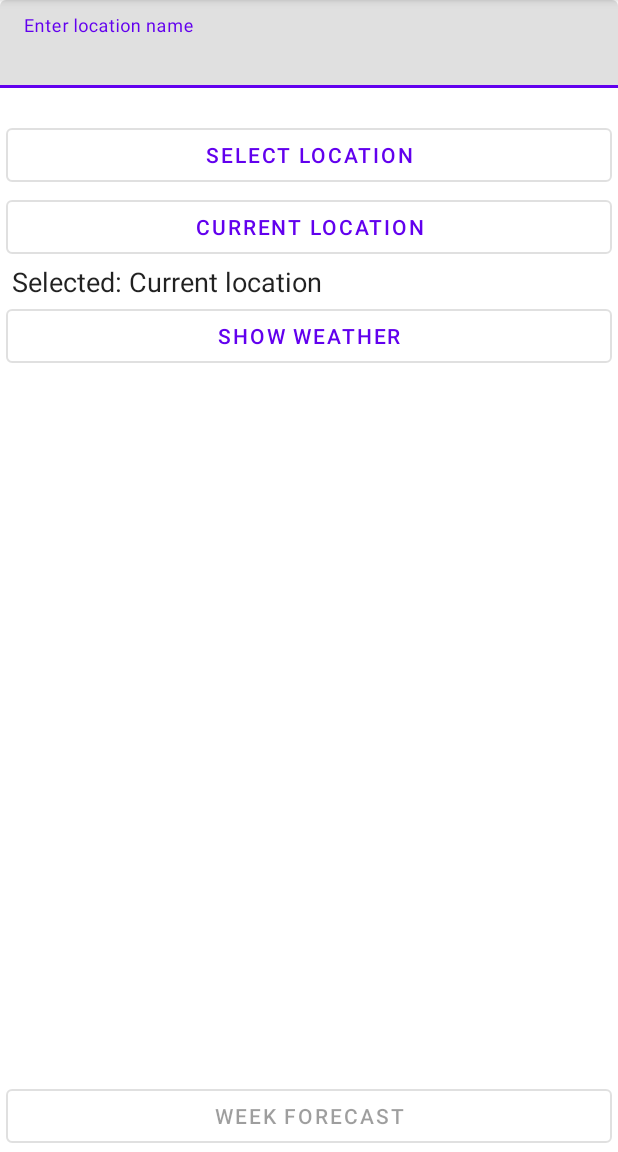
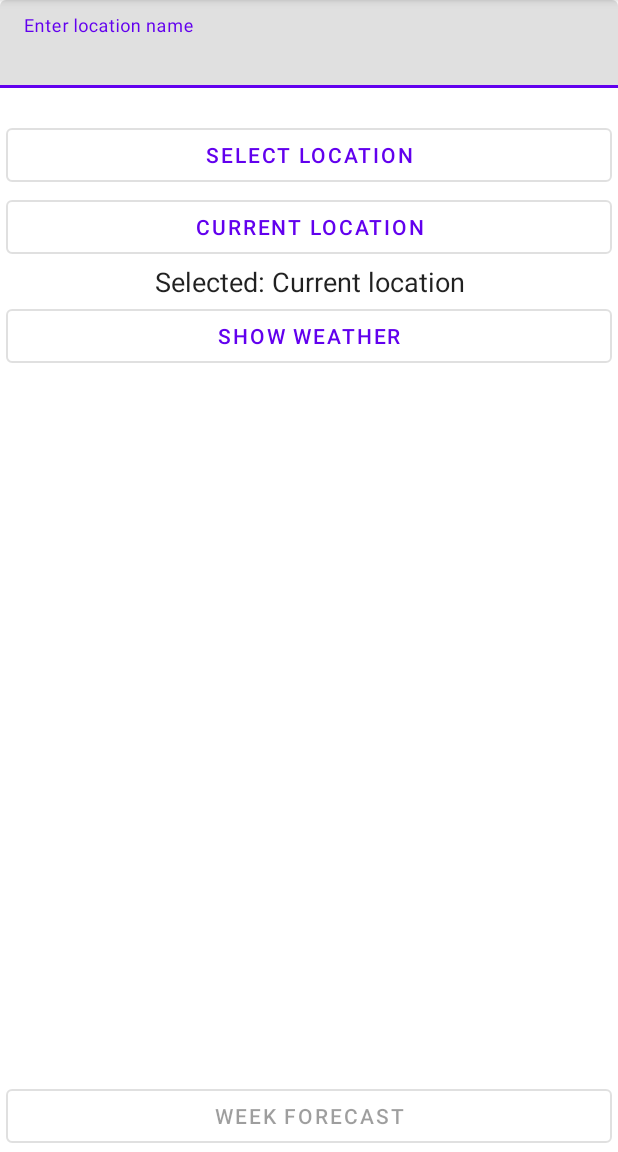
Before and after one commit to sotfheif/weather-forecast-android, an Android app: the screen it shows after launch (MainActivity), on a phone screen of 412 x 824 dp, the part 84-1236 px from its top. Run offline under Robolectric (Android 15) with nearby library versions, the phone set to English and light mode, and no system bars; our stand-ins replace Timber, navigation-ui.

Commit message:
center ui text in some places

```diff
--- a/app/src/main/res/layout-land/fragment_main.xml
+++ b/app/src/main/res/layout-land/fragment_main.xml
@@ -65,6 +65,7 @@
         android:layout_marginStart="4dp" />
 
     <TextView
+        android:gravity="center"
         android:id="@+id/selectedCityTextView"
         android:layout_width="0dp"
         android:layout_height="wrap_content"
@@ -90,6 +91,7 @@
         android:layout_marginStart="4dp" />
 
     <TextView
+        android:gravity="center"
         android:id="@+id/todayForecastTextView"
         android:layout_width="0dp"
         android:layout_height="wrap_content"
--- a/app/src/main/res/layout/fragment_main.xml
+++ b/app/src/main/res/layout/fragment_main.xml
@@ -64,6 +64,7 @@
         android:layout_marginEnd="4dp" />
 
     <TextView
+        android:gravity="center"
         android:id="@+id/selectedCityTextView"
         android:layout_width="0dp"
         android:layout_height="wrap_content"
@@ -95,6 +96,7 @@
         android:layout_marginStart="8dp"
         android:layout_marginEnd="8dp"
         android:textSize="18sp"
+        android:gravity="center"
         app:layout_constraintBottom_toTopOf="@id/weekForecastButton"
         app:layout_constraintEnd_toEndOf="parent"
         app:layout_constraintStart_toStartOf="parent"
```
